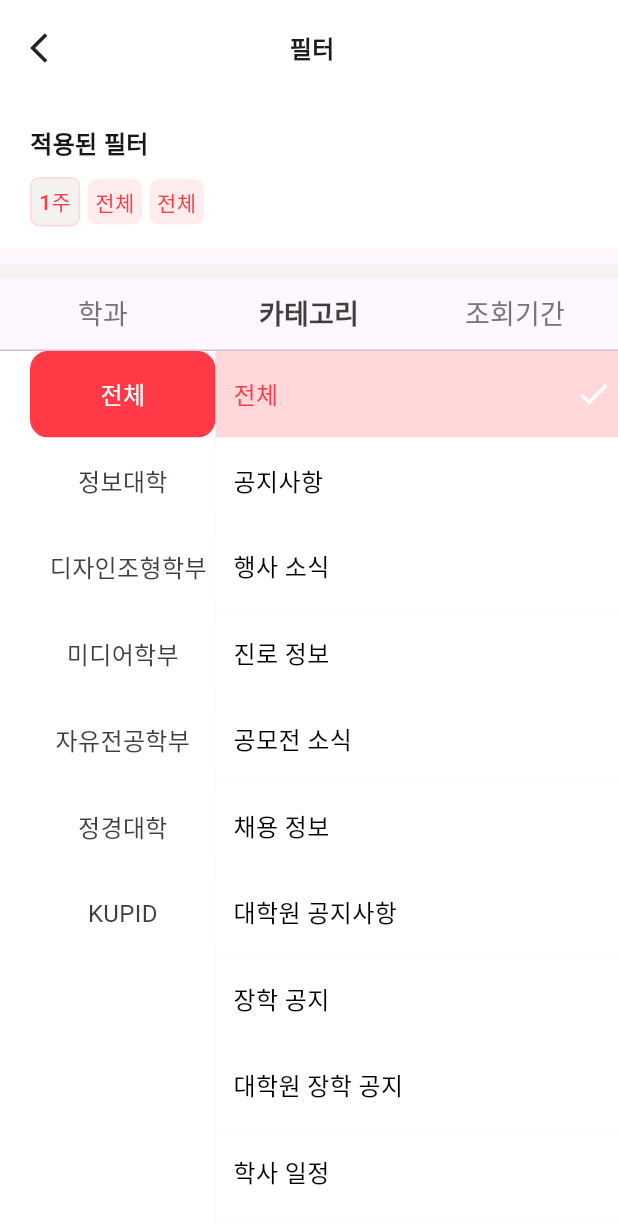
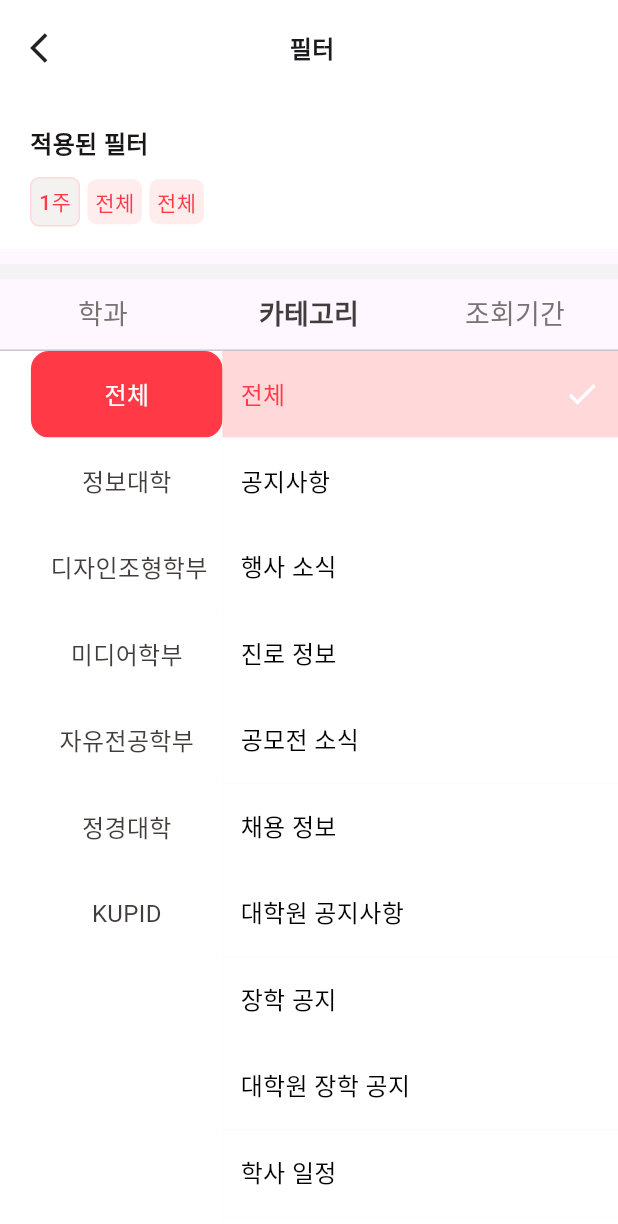
Before and after one commit to DevKor-github/KUDOG-front, a Flutter app: the TempSetFilterPageWidget screen opened directly, tab 2 chosen, on a phone screen of 412 x 824 dp. Shown: the top 1224 px of the screen. Run offline on Flutter 3.47's test engine with Material 3 defaults, Android fonts, the phone set to English and light mode, and no system bars; our stand-ins replace dio, firebase_core, firebase_messaging, flutter_widget_from_html, share_plus, shared_preferences; accounts and stored records are empty; Roboto replaces fonts that are missing (Pretendard).

Commit message:
Fix size

```diff
--- a/kudog/lib/pages/home/TempSetFilterPage.dart
+++ b/kudog/lib/pages/home/TempSetFilterPage.dart
@@ -631,8 +631,8 @@ class _MajorCardState extends State<MajorCard> {
 
   Widget build(BuildContext context) {
     return Container(
-      margin: EdgeInsets.only(left: 20),
-      width: MediaQuery.of(context).size.width * 0.3,
+      margin: EdgeInsets.only(left: MediaQuery.of(context).size.width * 0.05),
+      width: MediaQuery.of(context).size.width * 0.31,
       height: MediaQuery.of(context).size.height * 0.07,
       padding: const EdgeInsets.symmetric(horizontal: 12, vertical: 6),
       decoration: ShapeDecoration(
@@ -728,7 +728,7 @@ class _CategoryCardState extends State<CategoryCard> {
 
   Widget build(BuildContext context) {
     return Container(
-      width: MediaQuery.of(context).size.width * 0.67,
+      width: MediaQuery.of(context).size.width * 0.64,
       height: MediaQuery.of(context).size.height * 0.07,
       padding: const EdgeInsets.symmetric(horizontal: 12, vertical: 6),
       decoration: ShapeDecoration(
```
